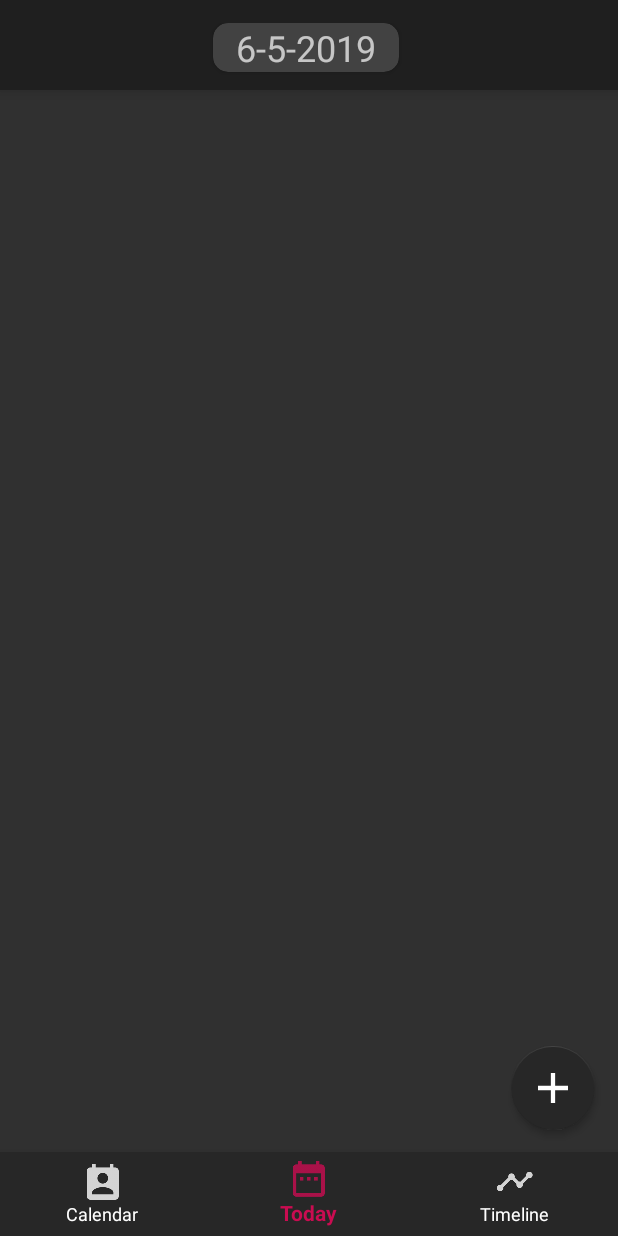
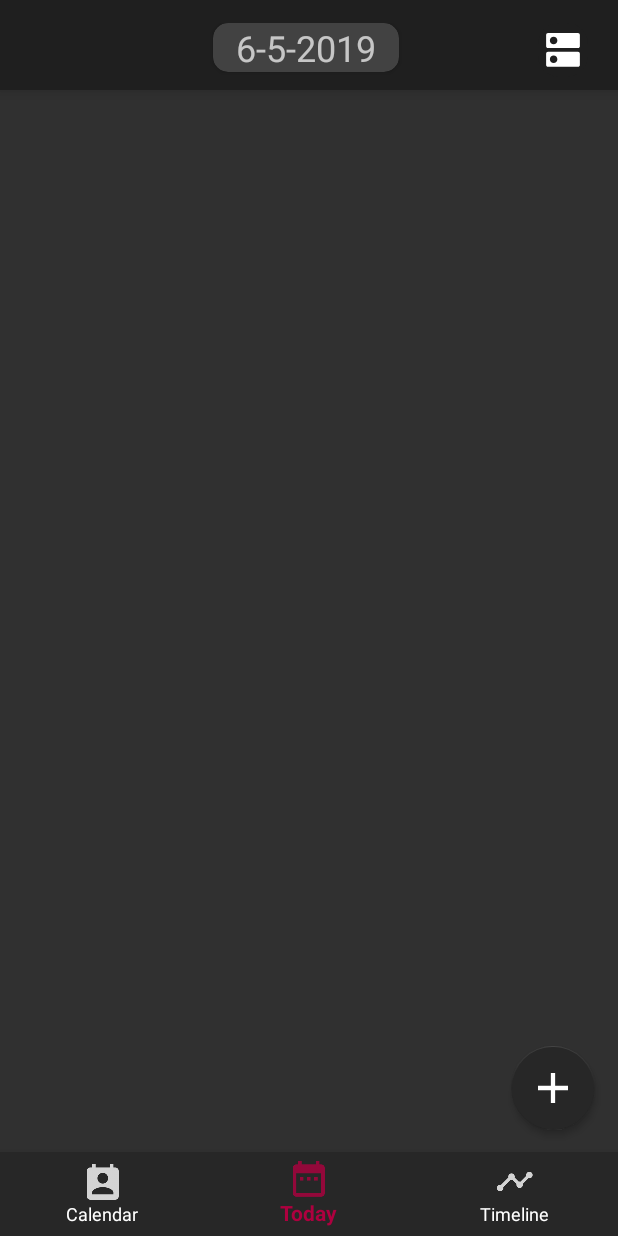
Before and after one commit to Aredruss/Octolendar, an Android app: the screen it shows after launch (MainActivity), item 2 of the bottom bar chosen, on a phone screen of 412 x 824 dp. Run offline under Robolectric (Android 15) with nearby library versions, the phone set to English and light mode, and no system bars; our stand-ins replace Room's generated code; Roboto replaces fonts that are not available here.

Commit message:
Change in the tag system

```diff
--- a/app/src/main/java/com/redbox/octolendar/BoredActivity.java
+++ b/app/src/main/java/com/redbox/octolendar/BoredActivity.java
@@ -8,10 +8,6 @@ import android.os.Bundle;
 import android.util.Log;
 import android.view.View;
 import android.widget.Button;
-import android.widget.ImageButton;
-import android.widget.ImageView;
-import android.widget.LinearLayout;
-import android.widget.RadioButton;
 import android.widget.RadioGroup;
 import android.widget.SeekBar;
 import android.widget.TextView;
@@ -39,7 +35,7 @@ public class BoredActivity extends AppCompatActivity {
         configButton = findViewById(R.id.boredConfigButton);
         bottomSheetDialog = new BottomSheetDialog(this);
 
-        View sheetView = this.getLayoutInflater().inflate(R.layout.bottom_dialog, null);
+        View sheetView = this.getLayoutInflater().inflate(R.layout.bored_bottom_dialog, null);
         bottomSheetDialog.setContentView(sheetView);
 
         typeRadioGroup = sheetView.findViewById(R.id.typeRadioGroup);
--- a/app/src/main/java/com/redbox/octolendar/fragments/PlannedEventsFragment.java
+++ b/app/src/main/java/com/redbox/octolendar/fragments/PlannedEventsFragment.java
@@ -4,6 +4,7 @@ import android.content.DialogInterface;
 import android.os.Bundle;
 import android.support.annotation.NonNull;
 import android.support.annotation.Nullable;
+import android.support.design.chip.ChipGroup;
 import android.support.design.widget.FloatingActionButton;
 import android.support.v4.app.Fragment;
 import android.support.v7.app.AlertDialog;
@@ -34,11 +35,13 @@ public class PlannedEventsFragment extends Fragment {
     private TextView dateTextView;
     private RecyclerView recyclerView;
     private FloatingActionButton floatingActionButton;
+    private ImageButton tagImageButton;
     private List<App.Event> eventList = new ArrayList<>();
     private String date;
     private EventAdapter eventAdapter;
     private App.EventDatabase database;
     private App.EventDao dao;
+    private App.TagDao tagDao;
 
     @Override
     public View onCreateView(@NonNull LayoutInflater inflater, @Nullable ViewGroup container, @Nullable Bundle savedInstanceState) {
@@ -47,6 +50,7 @@ public class PlannedEventsFragment extends Fragment {
         dateTextView = fragmentView.findViewById(R.id.dateFragmentTextView);
         recyclerView = fragmentView.findViewById(R.id.cardFragmentRecyclerView);
         floatingActionButton = fragmentView.findViewById(R.id.addFragmentFloatingButton);
+        tagImageButton = fragmentView.findViewById(R.id.tagImageButton);
 
         date = DateTimeUtilityClass.getToday();
 
@@ -58,6 +62,7 @@ public class PlannedEventsFragment extends Fragment {
 
         database = App.getInstance().getEventDatabase();
         dao = database.eventDao();
+        tagDao = database.tagDao();
 
         dateTextView.setText(date);
 
@@ -104,6 +109,9 @@ public class PlannedEventsFragment extends Fragment {
         }
         ));
 
+        tagImageButton.setOnClickListener((View v) -> {
+            openCreateTagDialog(v);
+        });
 
         return fragmentView;
     }
@@ -115,7 +123,7 @@ public class PlannedEventsFragment extends Fragment {
         String[] dateArray = date.split("-");
         eventList = dao.getDayEvents(dateArray[0], dateArray[1], dateArray[2]);
 
-        for(App.Event e: eventList){
+        for (App.Event e : eventList) {
             Log.e("EVENT ", "getRecyclerViewContent: " + e.title);
         }
 
@@ -163,7 +171,6 @@ public class PlannedEventsFragment extends Fragment {
             if (!titleEditText.getText().toString().isEmpty()) {
                 newEvent.title = titleEditText.getText().toString();
                 newEvent.setDate(date);
-                newEvent.id = dao.getAvID()+1;
 
                 if (timeTextView.getText().toString().equals("Select time"))
                     newEvent.timeStart = DateTimeUtilityClass.getCurrentTime();
@@ -188,4 +195,44 @@ public class PlannedEventsFragment extends Fragment {
         });
         builder.show();
     }
+
+    private void openCreateTagDialog(View v) {
+        LayoutInflater layoutInflater = LayoutInflater.from(v.getContext());
+        App.Tag tag = new App.Tag();
+        View dialogView = layoutInflater.inflate(R.layout.tag_dialog, null);
+        ChipGroup chipGroup = dialogView.findViewById(R.id.colorGroup);
+        EditText nameEditText = dialogView.findViewById(R.id.tagNameEditText);
+
+        chipGroup.setOnCheckedChangeListener((ChipGroup chipGr, int i) -> {
+            switch (i) {
+                case (R.id.blue): {
+                    tag.color = R.color.colorTagWork;
+                    break;
+                }
+                case (R.id.green): {
+                    tag.color = R.color.colorTagHome;
+                    break;
+                }
+                case (R.id.black): {
+                    tag.color = R.color.colorDarker;
+                    break;
+                }
+            }
+        });
+
+        android.app.AlertDialog.Builder builder = new android.app.AlertDialog.Builder(v.getContext());
+        builder.setView(dialogView).setTitle("My Tags").setNegativeButton("Cancel", new DialogInterface.OnClickListener() {
+            @Override
+            public void onClick(DialogInterface dialogInterface, int i) {
+            }
+        }).setPositiveButton("Ok", (DialogInterface dialogInterface, int i) -> {
+            tag.text = nameEditText.getText().toString();
+            if (!tag.text.equals("")) {
+                tagDao.insert(tag);
+            }
+        });
+        builder.show();
+    }
+
+
 }
--- a/app/src/main/java/com/redbox/octolendar/singleton/App.java
+++ b/app/src/main/java/com/redbox/octolendar/singleton/App.java
@@ -17,6 +17,7 @@ import java.io.Serializable;
 import java.util.List;
 
 import static android.arch.persistence.room.ForeignKey.CASCADE;
+import static android.arch.persistence.room.ForeignKey.SET_NULL;
 
 public class App extends Application {
     public static App instance;
@@ -40,7 +41,7 @@ public class App extends Application {
 
     @Entity
     public static class Event implements Serializable {
-        @PrimaryKey
+        @PrimaryKey(autoGenerate = true)
         public long id;
 
         public String title;
@@ -53,20 +54,7 @@ public class App extends Application {
         public String timeStart;
         public String timeEnd;
 
-        public Event(int id, String timeSt, String title, String comment, String urgency, String day, String month, String year, int completed) {
-            this.id = id;
-            this.timeStart = timeSt;
-            this.title = title;
-            this.comment = comment;
-            this.urgency = urgency;
-            this.day = day;
-            this.month = month;
-            this.year = year;
-            this.completed = completed;
-        }
-
-        public Event() {
-        }
+        public int tagId = 0;
 
         public void setDate(String date) {
             this.day = date.split("-")[0];
@@ -83,12 +71,10 @@ public class App extends Application {
         }
     }
 
-    @Entity(foreignKeys = @ForeignKey(entity = Event.class, parentColumns = "id", childColumns = "eventId", onDelete = CASCADE))
+    @Entity
     public static class Tag {
-        @PrimaryKey
+        @PrimaryKey(autoGenerate = true)
         public long id;
-
-        public long eventId;
 
         public String text;
 
@@ -127,11 +113,11 @@ public class App extends Application {
     @Dao
     public interface TagDao {
 
-        @Query("SELECT * FROM tag WHERE eventId=(SELECT id FROM event WHERE id=:id)")
-        Tag getTag(long id);
-
         @Query("SELECT MAX(id) FROM tag")
         int getTagCount();
+
+        @Query("SELECT * FROM tag")
+        List<Tag> getAll();
 
         @Insert
         void insert(Tag tag);
@@ -143,7 +129,7 @@ public class App extends Application {
         void delete(Tag tag);
     }
 
-    @Database(entities = {Event.class, Tag.class}, version = 4)
+    @Database(entities = {Event.class, Tag.class}, version = 7)
     public abstract static class EventDatabase extends RoomDatabase {
         public abstract EventDao eventDao();
 
--- /dev/null
+++ b/app/src/main/res/drawable-anydpi/ic_action_tag_edit.xml
@@ -0,0 +1,13 @@
+<vector xmlns:android="http://schemas.android.com/apk/res/android"
+    android:width="24dp"
+    android:height="24dp"
+    android:viewportWidth="19.2"
+    android:viewportHeight="19.2"
+    android:tint="#FFFFFF">
+  <group android:translateX="-2.4"
+      android:translateY="-2.4">
+      <path
+          android:fillColor="#FF000000"
+          android:pathData="M20,13H4c-0.55,0 -1,0.45 -1,1v6c0,0.55 0.45,1 1,1h16c0.55,0 1,-0.45 1,-1v-6c0,-0.55 -0.45,-1 -1,-1zM7,19c-1.1,0 -2,-0.9 -2,-2s0.9,-2 2,-2 2,0.9 2,2 -0.9,2 -2,2zM20,3H4c-0.55,0 -1,0.45 -1,1v6c0,0.55 0.45,1 1,1h16c0.55,0 1,-0.45 1,-1V4c0,-0.55 -0.45,-1 -1,-1zM7,9c-1.1,0 -2,-0.9 -2,-2s0.9,-2 2,-2 2,0.9 2,2 -0.9,2 -2,2z"/>
+  </group>
+</vector>
--- a/app/src/main/res/layout/planned_events_fragment.xml
+++ b/app/src/main/res/layout/planned_events_fragment.xml
@@ -12,7 +12,7 @@
         android:background="@color/colorDarker"
         android:elevation="@dimen/dimen_greater_elevation">
 
-        <LinearLayout
+        <FrameLayout
             android:layout_width="match_parent"
             android:layout_height="match_parent"
             android:layout_marginEnd="@dimen/dimen_font_size"
@@ -26,6 +26,11 @@
                 android:layout_gravity="center_horizontal"
                 app:cardCornerRadius="@dimen/dimen_info_card_corner_radius">
 
+                <LinearLayout
+                    android:layout_width="match_parent"
+                    android:layout_height="match_parent"
+                    android:orientation="horizontal">
+
                     <TextView
                         android:id="@+id/dateFragmentTextView"
                         android:layout_width="match_parent"
@@ -38,9 +43,22 @@
                         android:text="@string/string_sample_date"
                         android:textAlignment="center"
                         android:textSize="24sp" />
-            </android.support.v7.widget.CardView>
+
                 </LinearLayout>
 
+            </android.support.v7.widget.CardView>
+
+            <ImageButton
+                android:id="@+id/tagImageButton"
+                android:layout_width="wrap_content"
+                android:layout_height="wrap_content"
+                android:layout_weight="@dimen/dimen_10dp"
+                android:background="@drawable/button_background"
+                android:layout_gravity="end"
+                app:srcCompat="@drawable/ic_action_tag_edit" />
+
+
+        </FrameLayout>
     </android.support.v7.widget.Toolbar>
 
     <FrameLayout
--- a/app/src/main/res/values/colors.xml
+++ b/app/src/main/res/values/colors.xml
@@ -2,7 +2,7 @@
 <resources>
     <color name="colorPrimary">#008577</color>
     <color name="colorPrimaryDark">#3E3E3E</color>
-    <color name="colorAccent">#CA0C51</color>
+    <color name="colorAccent">#AE003F</color>
     <color name="colorTextNotDone">#FF9100</color>
     <color name="colorTextDone">#6DC427</color>
     <color name="colorScrollBack">#272727</color>
--- a/app/src/main/res/values/styles.xml
+++ b/app/src/main/res/values/styles.xml
@@ -1,7 +1,7 @@
 <resources>
 
     <!-- Base application theme. -->
-    <style name="AppTheme" parent="Theme.AppCompat.NoActionBar">
+    <style name="AppTheme" parent="Theme.MaterialComponents.NoActionBar.Bridge">
         <item name="colorPrimary">@color/colorPrimaryDark</item>
         <item name="colorPrimaryDark">@color/colorDarker</item>
         <item name="colorAccent">@color/colorAccent</item>
```
Also changed, not shown: app/src/main/java/com/redbox/octolendar/adapters/EventAdapter.java (+21 -76 lines), app/src/main/java/com/redbox/octolendar/utilities/TagUtility.java (added, +48 -0 lines), app/src/main/res/layout/event_card_layout.xml (+13 -11 lines), app/src/main/res/layout/select_tag_bottom_dialog.xml (added, +14 -0 lines), app/src/main/res/drawable-hdpi/ic_action_tag_edit.png (added), app/src/main/res/drawable-mdpi/ic_action_tag_edit.png (added), app/src/main/res/drawable-xhdpi/ic_action_tag_edit.png (added), app/src/main/res/drawable-xxhdpi/ic_action_tag_edit.png (added), app/src/main/res/layout/bored_bottom_dialog.xml (renamed from app/src/main/res/layout/bottom_dialog.xml). Lines whose indentation alone changed are shown as unchanged.
